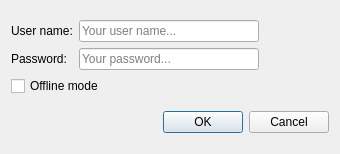
Before: the Qt Designer form cct/qtgui2/main/logindialog.ui in awacha/cct, drawn with Qt 5.
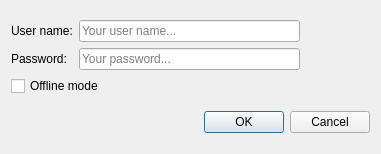
After: the same form once the commit is applied. Icons and pictures are not drawn.

Diff of the .ui file:
```diff
--- a/cct/qtgui2/main/logindialog.ui
+++ b/cct/qtgui2/main/logindialog.ui
@@ -6,7 +6,7 @@
    <rect>
     <x>0</x>
     <y>0</y>
-    <width>340</width>
+    <width>381</width>
     <height>154</height>
    </rect>
   </property>
```
Left out of the diff: 2 changed lines with no effect on the pictures.
